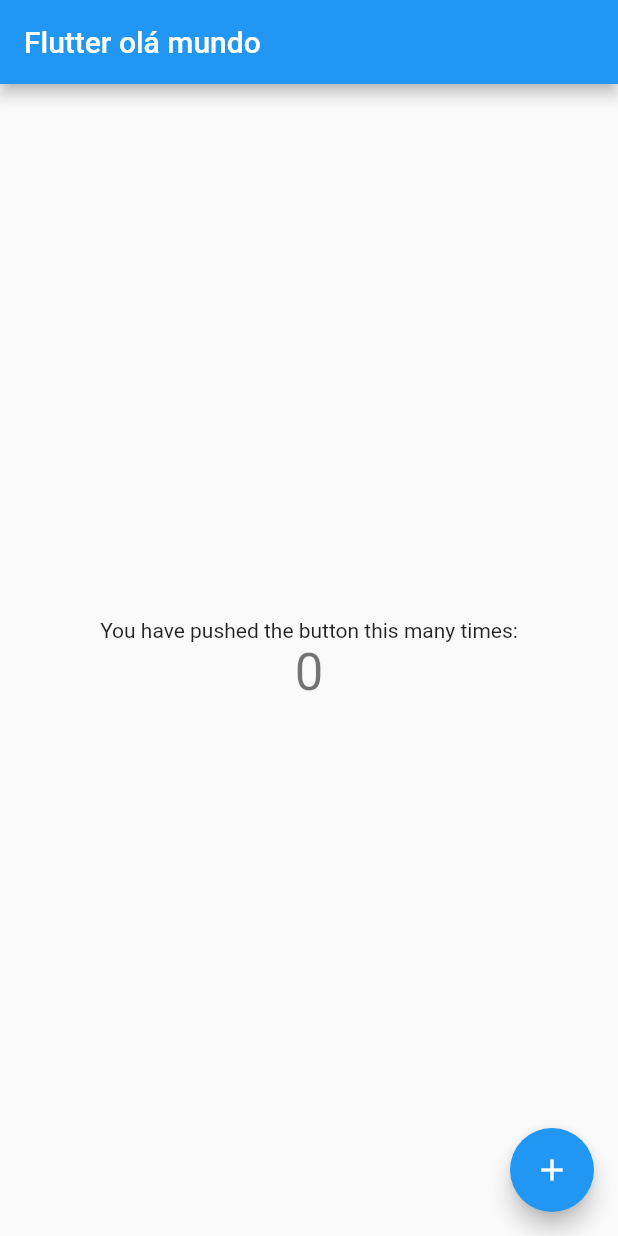
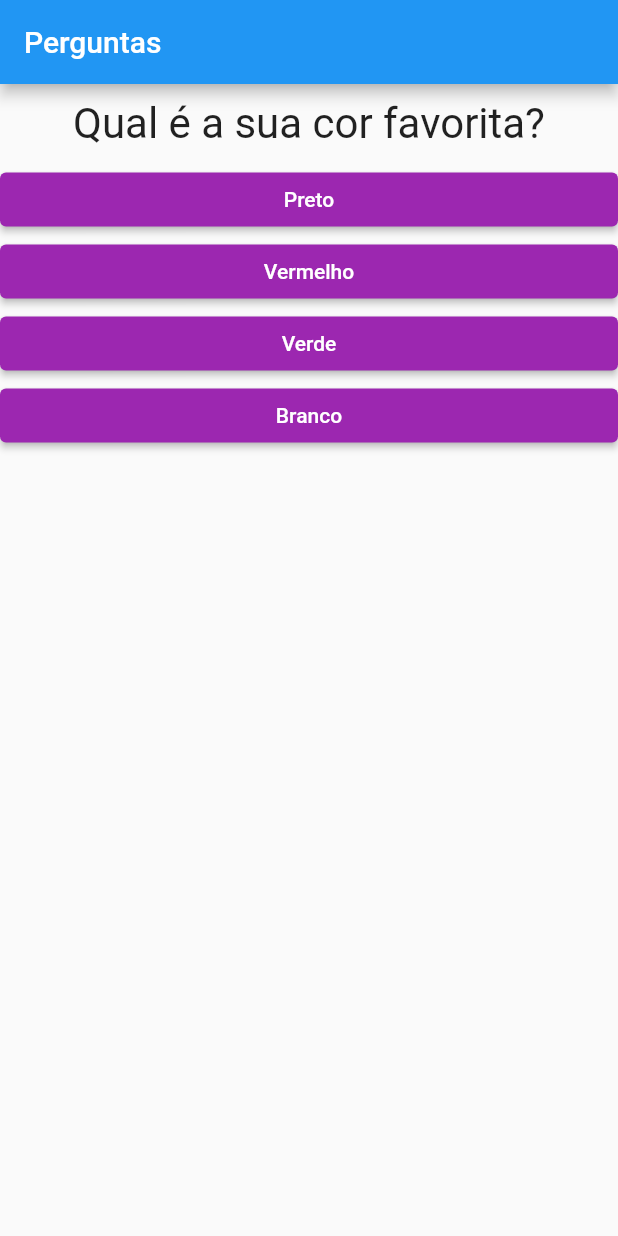
Before and after one commit to raphaelgumieri/estudos, a Flutter app: the screen it shows after launch, on a phone screen of 412 x 824 dp. Run offline on Flutter 3.47's test engine with Material 2 defaults, Android fonts, the phone set to English and light mode, and no system bars.

Commit message:
finalização do módulo noções basicas de flutter

```diff
--- a/flutter/aprenda_flutter_e_desenvolva_apps_para_android_e_ios_2022/m01_nocoes_basicas_de_flutter/projeto_perguntas/lib/main.dart
+++ b/flutter/aprenda_flutter_e_desenvolva_apps_para_android_e_ios_2022/m01_nocoes_basicas_de_flutter/projeto_perguntas/lib/main.dart
@@ -1,67 +1,83 @@
 import 'package:flutter/material.dart';
+import './questionario.dart';
+import 'resultado.dart';
 
-void main() {
-  runApp(const MyApp());
-}
+void main() => runApp(PerguntaApp());
 
-class MyApp extends StatelessWidget {
-  const MyApp({super.key});
+class _PerguntaAppState extends State<PerguntaApp> {
+  var _perguntaSelecionada = 0;
+  var _pontuacaoTotal = 0;
+
+  bool get temPerguntaSelecionada {
+    return _perguntaSelecionada < _perguntas.length;
+  }
+
+  void _responder(int pontuacao) {
+    if (temPerguntaSelecionada) {
+      setState(() {
+        _perguntaSelecionada++;
+        _pontuacaoTotal += pontuacao;
+      });
+    }
+  }
+
+  void _reiniciarQuestionario() {
+    setState(() {
+      _perguntaSelecionada = 0;
+      _pontuacaoTotal = 0;
+    });
+  }
+
+  final List<Map<String, Object>> _perguntas = [
+    {
+      'texto': 'Qual é a sua cor favorita?',
+      'respostas': [
+        {'texto': 'Preto', 'pontuacao': 10},
+        {'texto': 'Vermelho', 'pontuacao': 5},
+        {'texto': 'Verde', 'pontuacao': 3},
+        {'texto': 'Branco', 'pontuacao': 1},
+      ],
+    },
+    {
+      'texto': 'Qual é o seu animal favorito?',
+      'respostas': [
+        {'texto': 'Coelho', 'pontuacao': 10},
+        {'texto': 'Cobra', 'pontuacao': 5},
+        {'texto': 'Elefante', 'pontuacao': 3},
+        {'texto': 'Leão', 'pontuacao': 1},
+      ],
+    },
+    {
+      'texto': 'Qual é a sua linguagem favorita?',
+      'respostas': [
+        {'texto': 'javascript', 'pontuacao': 10},
+        {'texto': 'dart', 'pontuacao': 5},
+        {'texto': 'java', 'pontuacao': 3},
+        {'texto': 'python', 'pontuacao': 1},
+      ],
+    },
+  ];
 
   @override
   Widget build(BuildContext context) {
     return MaterialApp(
-      title: 'Flutter Demo',
-      theme: ThemeData(
-        primarySwatch: Colors.blue,
-      ),
-      home: const MyHomePage(title: 'Flutter olá mundo'),
+      home: Scaffold(
+          appBar: AppBar(
+            title: Text('Perguntas'),
+          ),
+          body: temPerguntaSelecionada
+              ? Questionario(
+                  perguntas: _perguntas,
+                  perguntaSelecionada: _perguntaSelecionada,
+                  responder: _responder)
+              : Resultado(_pontuacaoTotal, _reiniciarQuestionario)),
     );
   }
 }
 
-class MyHomePage extends StatefulWidget {
-  const MyHomePage({super.key, required this.title});
-
-  final String title;
-
+class PerguntaApp extends StatefulWidget {
   @override
-  State<MyHomePage> createState() => _MyHomePageState();
-}
-
-class _MyHomePageState extends State<MyHomePage> {
-  int _counter = 0;
-
-  void _incrementCounter() {
-    setState(() {
-      _counter++;
-    });
-  }
-
-  @override
-  Widget build(BuildContext context) {
-    return Scaffold(
-      appBar: AppBar(
-        title: Text(widget.title),
-      ),
-      body: Center(
-        child: Column(
-          mainAxisAlignment: MainAxisAlignment.center,
-          children: <Widget>[
-            const Text(
-              'You have pushed the button this many times:',
-            ),
-            Text(
-              '$_counter',
-              style: Theme.of(context).textTheme.headline4,
-            ),
-          ],
-        ),
-      ),
-      floatingActionButton: FloatingActionButton(
-        onPressed: _incrementCounter,
-        tooltip: 'Increment',
-        child: const Icon(Icons.add),
-      ), // This trailing comma makes auto-formatting nicer for build methods.
-    );
+  _PerguntaAppState createState() {
+    return _PerguntaAppState();
   }
 }
--- /dev/null
+++ b/flutter/aprenda_flutter_e_desenvolva_apps_para_android_e_ios_2022/m01_nocoes_basicas_de_flutter/projeto_perguntas/lib/questao.dart
@@ -0,0 +1,30 @@
+import 'package:flutter/material.dart';
+
+class Questao extends StatelessWidget {
+  final String texto;
+
+  Questao(this.texto);
+
+  @override
+  Widget build(BuildContext context) {
+    return Container(
+      width: double.infinity,
+      margin: EdgeInsets.all(10),
+      child: Text(
+        texto,
+        style: TextStyle(fontSize: 28),
+        textAlign: TextAlign.center,
+      ),
+    );
+  }
+}
+
+
+// O segundo caso, na aula seguinte, acontece lá no for:
+
+// for (String textoResp in perguntas[_perguntaSelecionada].cast()['respostas']) {
+//       respostas.add(Resposta(textoResp, _responder));
+//     }
+// Basta adicionar as duas funções, cast() e toString() e tudo funcionará certinho!
+
+// Bons estudos!
--- /dev/null
+++ b/flutter/aprenda_flutter_e_desenvolva_apps_para_android_e_ios_2022/m01_nocoes_basicas_de_flutter/projeto_perguntas/lib/questionario.dart
@@ -0,0 +1,34 @@
+import 'package:flutter/material.dart';
+import './questao.dart';
+import './resposta.dart';
+
+class Questionario extends StatelessWidget {
+  final List<Map<String, Object>> perguntas;
+  final int perguntaSelecionada;
+  final Function(int) responder;
+
+  Questionario({
+    required this.perguntas,
+    required this.perguntaSelecionada,
+    required this.responder,
+  });
+
+  bool get temPerguntaSelecionada {
+    return perguntaSelecionada < perguntas.length;
+  }
+
+  @override
+  Widget build(BuildContext context) {
+    List<Map<String, dynamic>> respostas = temPerguntaSelecionada
+        ? perguntas[perguntaSelecionada].cast()['respostas']
+        : [];
+    return Column(
+      children: <Widget>[
+        Questao(perguntas[perguntaSelecionada]['texto'].toString()),
+        ...respostas.map((res) {
+          return Resposta(() => responder(res['pontuacao']), res['texto']);
+        }).toList(),
+      ],
+    );
+  }
+}
--- /dev/null
+++ b/flutter/aprenda_flutter_e_desenvolva_apps_para_android_e_ios_2022/m01_nocoes_basicas_de_flutter/projeto_perguntas/lib/resposta.dart
@@ -0,0 +1,21 @@
+import 'package:flutter/material.dart';
+
+class Resposta extends StatelessWidget {
+  final void Function() quandoSelecionado;
+  final String texto;
+  Resposta(this.quandoSelecionado, this.texto);
+
+  @override
+  Widget build(BuildContext context) {
+    return Container(
+      width: double.infinity,
+      child: ElevatedButton(
+        style: ElevatedButton.styleFrom(
+          backgroundColor: Colors.purple,
+        ),
+        onPressed: quandoSelecionado,
+        child: Text(texto),
+      ),
+    );
+  }
+}
```
Also changed, not shown: flutter/aprenda_flutter_e_desenvolva_apps_para_android_e_ios_2022/m01_nocoes_basicas_de_flutter/exercicios_dart/exercicios.dart (added, +24 -0 lines), flutter/aprenda_flutter_e_desenvolva_apps_para_android_e_ios_2022/m01_nocoes_basicas_de_flutter/projeto_perguntas/lib/resultado.dart (added, +39 -0 lines), 4 other files.
